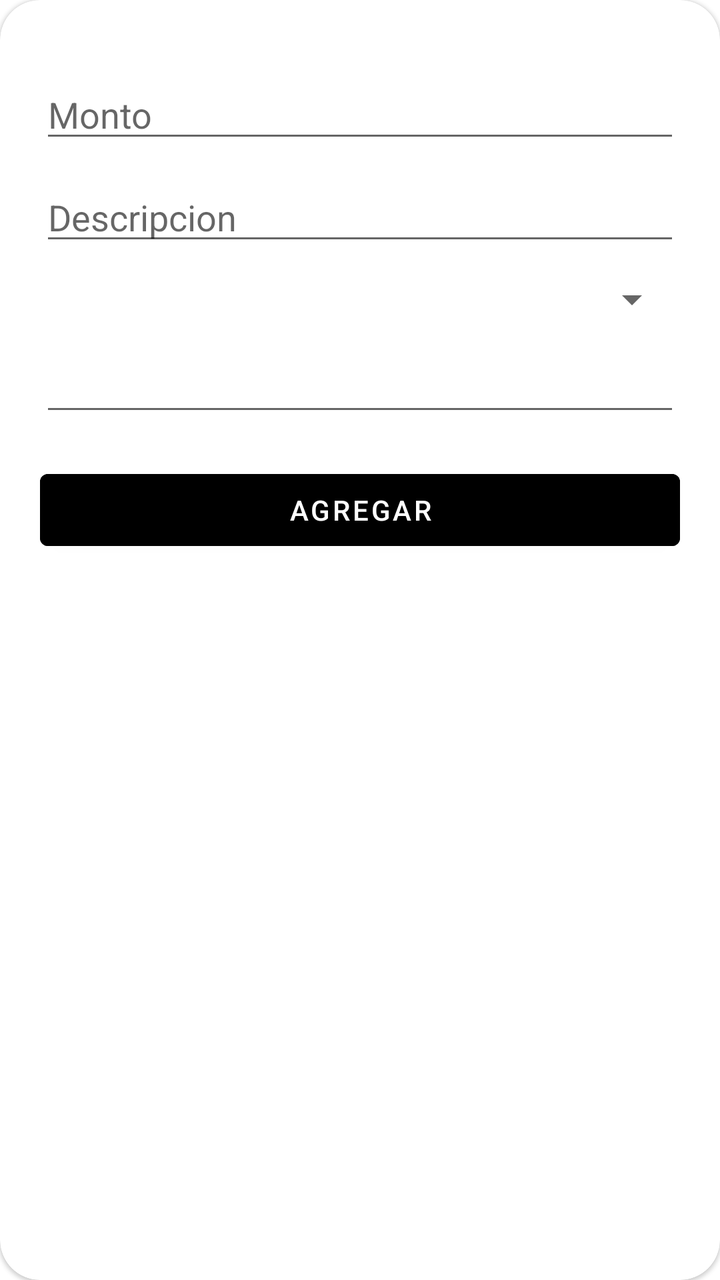
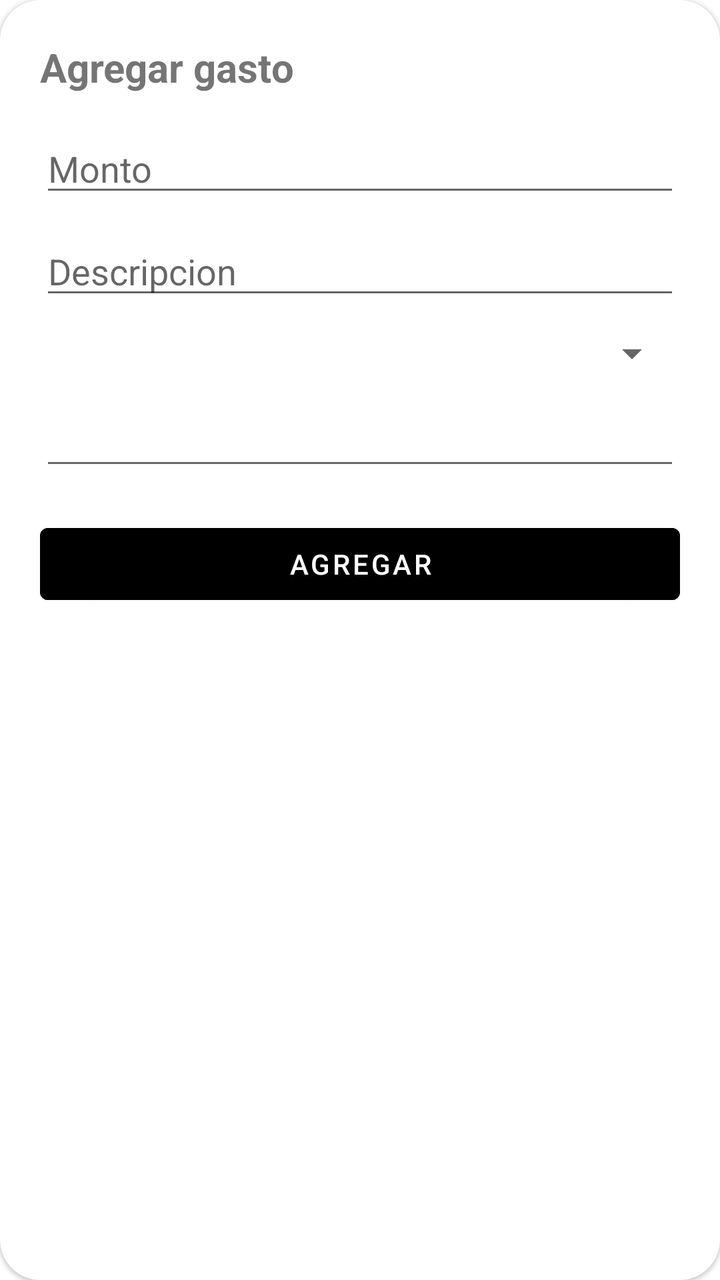

Screens rendered from an Android XML layout before and after an edit, with the pre-edit source and the edit as a unified diff.
<!-- AndroidManifest.xml: application theme Theme.GastosInteligentes -->
<!-- res/layout/dialog_agregar_gasto.xml -->
<com.google.android.material.card.MaterialCardView
    xmlns:android="http://schemas.android.com/apk/res/android"
    xmlns:app="http://schemas.android.com/apk/res-auto"
    android:layout_width="match_parent"
    android:layout_height="wrap_content"
    app:cardCornerRadius="20dp">

    <LinearLayout
        android:padding="20dp"
        android:orientation="vertical"
        android:layout_width="match_parent"
        android:layout_height="wrap_content">

        <TextView
            android:text="Agregar gasto"
            android:textSize="20sp"
            android:textStyle="bold"
            android:layout_marginBottom="15dp"/>

        <EditText
            android:id="@+id/edtMonto"
            android:hint="Monto"
            android:inputType="numberDecimal"
            android:layout_width="match_parent"
            android:layout_height="wrap_content"/>

        <EditText
            android:id="@+id/edtDescripcion"
            android:hint="Descripcion"
            android:layout_marginTop="10dp"
            android:layout_width="match_parent"
            android:layout_height="wrap_content"/>

        <Spinner
            android:id="@+id/spinnerCategoria"
            android:layout_marginTop="10dp"
            android:layout_width="match_parent"
            android:layout_height="wrap_content"/>

        <EditText
            android:id="@+id/edtFecha"
            android:layout_marginTop="10dp"
            android:layout_width="match_parent"
            android:layout_height="wrap_content"/>

        <Button
            android:id="@+id/btnGuardar"
            android:text="Agregar"
            android:backgroundTint="#000000"
            android:textColor="#FFFFFF"
            android:layout_marginTop="18dp"
            android:layout_width="match_parent"
            android:layout_height="wrap_content"/>

    </LinearLayout>

</com.google.android.material.card.MaterialCardView>
<!-- resources referenced by this layout -->
<resources>
  <style name="Theme.GastosInteligentes" parent="Theme.MaterialComponents.DayNight.DarkActionBar">
          
          <item name="colorPrimary">@color/purple_500</item>
          <item name="colorPrimaryVariant">@color/purple_700</item>
          <item name="colorOnPrimary">@color/white</item>
          
          <item name="colorSecondary">@color/teal_200</item>
          <item name="colorSecondaryVariant">@color/teal_700</item>
          <item name="colorOnSecondary">@color/black</item>
          
          <item name="android:statusBarColor">?attr/colorPrimaryVariant</item>
          
      </style>
  <color name="purple_500">#FF6200EE</color>
  <color name="purple_700">#FF3700B3</color>
  <color name="white">#FFFFFFFF</color>
  <color name="teal_200">#FF03DAC5</color>
  <color name="teal_700">#FF018786</color>
  <color name="black">#FF000000</color>
</resources>

<!-- the commit's change to res/layout/dialog_agregar_gasto.xml (unified diff, before → after) -->
@@ -15,7 +15,9 @@
             android:text="Agregar gasto"
             android:textSize="20sp"
             android:textStyle="bold"
-            android:layout_marginBottom="15dp"/>
+            android:layout_marginBottom="15dp"
+            android:layout_width="wrap_content"
+            android:layout_height="wrap_content" />
 
         <EditText
             android:id="@+id/edtMonto"
